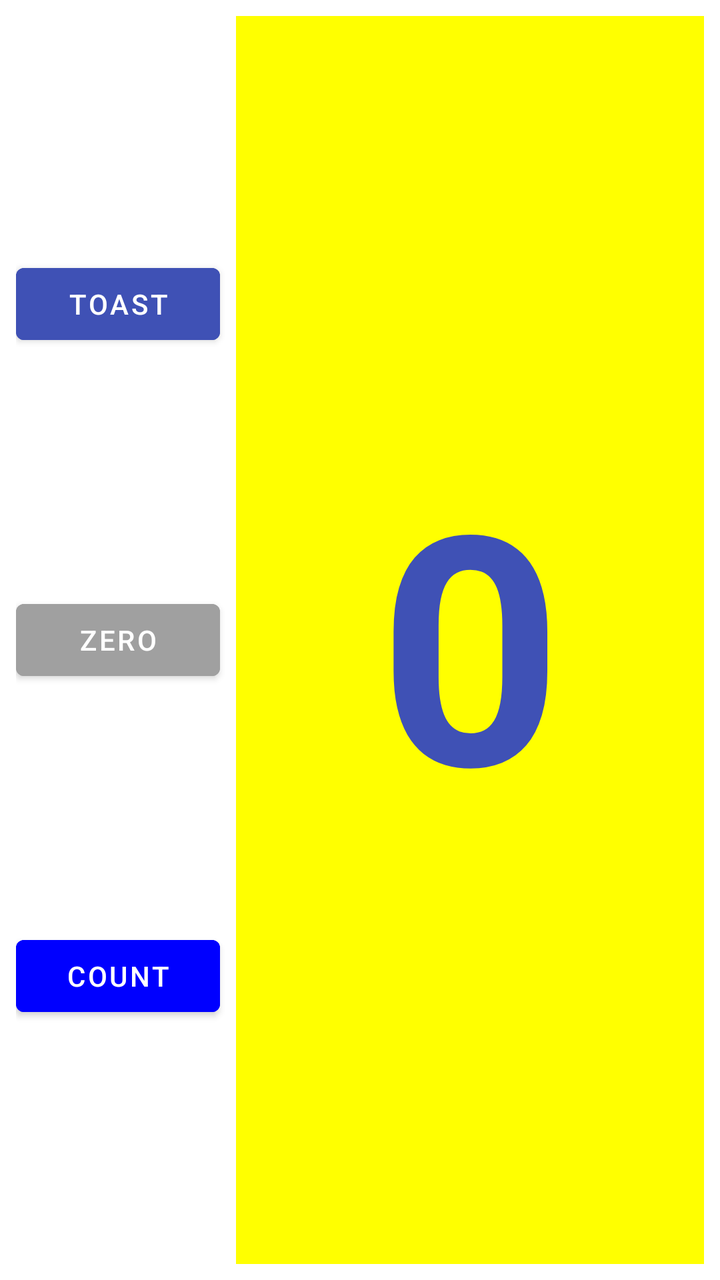
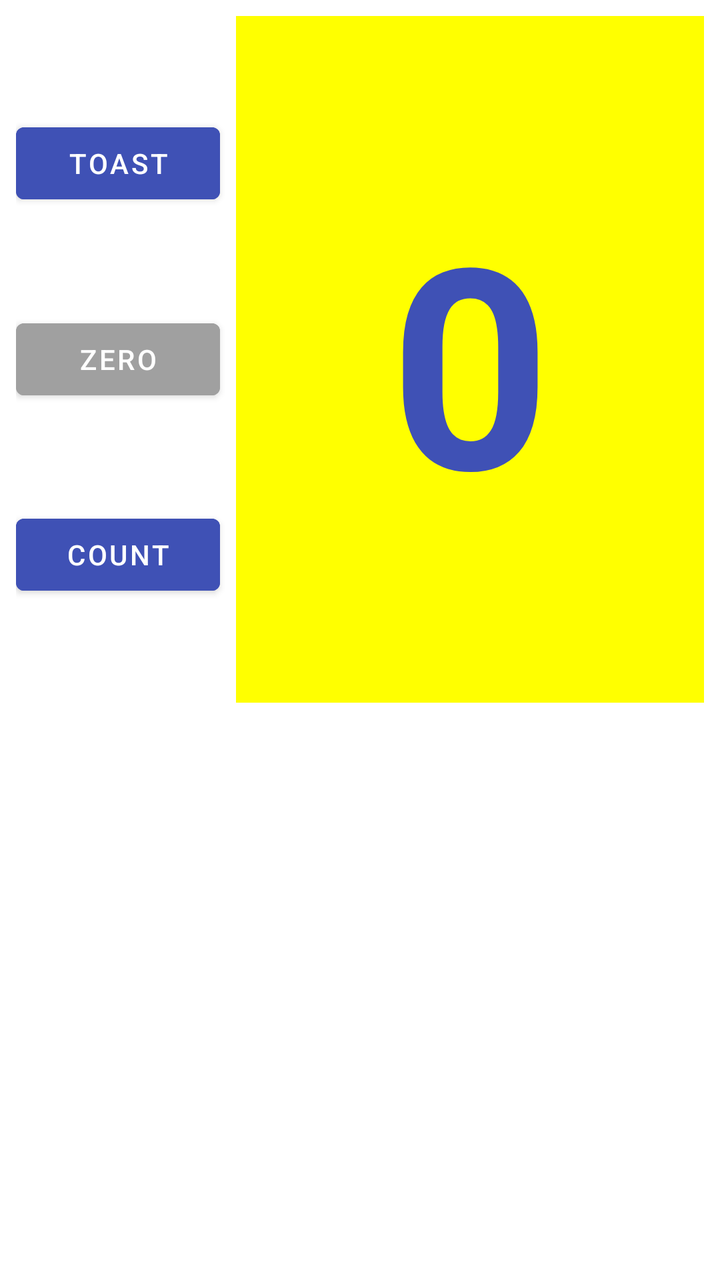

Before-and-after screenshots of an Android layout around one commit, followed by the original layout XML and the change that was made.
<!-- AndroidManifest.xml: application theme Theme.HelloToast -->
<!-- res/layout/activity_main.xml -->
<?xml version="1.0" encoding="utf-8"?>
<androidx.constraintlayout.widget.ConstraintLayout
    xmlns:android="http://schemas.android.com/apk/res/android"
    xmlns:app="http://schemas.android.com/apk/res-auto"
    xmlns:tools="http://schemas.android.com/tools"
    android:id="@+id/main"
    android:layout_width="match_parent"
    android:layout_height="match_parent"
    android:background="#FFFFFF"
    android:padding="8dp"
    tools:context=".MainActivity">

    
    <Button
        android:id="@+id/button_toast"
        android:layout_width="0dp"
        android:layout_height="wrap_content"
        android:layout_marginEnd="8dp"
        android:backgroundTint="#3F51B5"
        android:onClick="show_toast"
        android:text="@string/button_label_toast"
        android:textColor="@android:color/white"
        app:cornerRadius="4dp"
        app:layout_constraintBottom_toTopOf="@+id/button_zero"
        app:layout_constraintEnd_toStartOf="@+id/text_display_count"
        app:layout_constraintStart_toStartOf="parent"
        app:layout_constraintTop_toTopOf="@+id/text_display_count" />

    
    <Button
        android:id="@+id/button_zero"
        android:layout_width="0dp"
        android:layout_height="wrap_content"
        android:layout_marginEnd="8dp"
        android:backgroundTint="#A0A0A0"
        android:onClick="reset_zero"
        android:text="@string/button_label_zero"
        android:textColor="@android:color/white"
        app:cornerRadius="4dp"
        app:layout_constraintBottom_toTopOf="@+id/button_count"
        app:layout_constraintEnd_toStartOf="@+id/text_display_count"
        app:layout_constraintStart_toStartOf="parent"
        app:layout_constraintTop_toBottomOf="@+id/button_toast" />

    
    <Button
        android:id="@+id/button_count"
        android:layout_width="0dp"
        android:layout_height="wrap_content"
        android:layout_marginEnd="8dp"
        android:backgroundTint="#0000FF"
        android:onClick="increase_count"
        android:text="@string/button_label_count"
        android:textColor="@android:color/white"
        app:cornerRadius="4dp"
        app:layout_constraintBottom_toBottomOf="@+id/text_display_count"
        app:layout_constraintEnd_toStartOf="@+id/text_display_count"
        app:layout_constraintStart_toStartOf="parent"
        app:layout_constraintTop_toBottomOf="@+id/button_zero" />

    
    <TextView
        android:id="@+id/text_display_count"
        android:layout_width="0dp"
        android:layout_height="0dp"
        android:background="#FFFF00"
        android:gravity="center"
        android:text="@string/count_initial_value"
        android:textColor="#3F51B5"
        android:textSize="160sp"
        android:textStyle="bold"
        app:layout_constraintBottom_toBottomOf="parent"
        app:layout_constraintEnd_toEndOf="parent"
        app:layout_constraintStart_toEndOf="@+id/button_toast"
        app:layout_constraintTop_toTopOf="parent"
        app:layout_constraintWidth_percent="0.68" />

</androidx.constraintlayout.widget.ConstraintLayout>
<!-- resources referenced by this layout -->
<resources>
  <string name="button_label_count">COUNT</string>
  <string name="button_label_toast">TOAST</string>
  <string name="button_label_zero">ZERO</string>
  <string name="count_initial_value">0</string>
  <style name="Theme.HelloToast" parent="Theme.MaterialComponents.DayNight.DarkActionBar">
          
          <item name="colorPrimary">#3F51B5</item>
          <item name="colorPrimaryDark">#303F9F</item>
          <item name="colorAccent">#FF4081</item>
      </style>
</resources>

<!-- the commit's change to res/layout/activity_main.xml (unified diff, before → after) -->
@@ -9,6 +9,25 @@
     android:background="#FFFFFF"
     android:padding="8dp"
     tools:context=".MainActivity">
+
+    
+    <TextView
+        android:id="@+id/text_display_count"
+        android:layout_width="0dp"
+        android:layout_height="0dp"
+        android:background="#FFFF00"
+        android:gravity="center"
+        android:text="@string/count_initial_value"
+        android:textColor="#3F51B5"
+        android:textSize="140sp"
+        android:textStyle="bold"
+        app:layout_constraintBottom_toBottomOf="parent"
+        app:layout_constraintEnd_toEndOf="parent"
+        app:layout_constraintHeight_percent="0.55"
+        app:layout_constraintStart_toEndOf="@+id/button_toast"
+        app:layout_constraintTop_toTopOf="parent"
+        app:layout_constraintVertical_bias="0.0"
+        app:layout_constraintWidth_percent="0.68" />
 
     
     <Button
@@ -48,7 +67,7 @@
         android:layout_width="0dp"
         android:layout_height="wrap_content"
         android:layout_marginEnd="8dp"
-        android:backgroundTint="#0000FF"
+        android:backgroundTint="#3F51B5"
         android:onClick="increase_count"
         android:text="@string/button_label_count"
         android:textColor="@android:color/white"
@@ -58,21 +77,4 @@
         app:layout_constraintStart_toStartOf="parent"
         app:layout_constraintTop_toBottomOf="@+id/button_zero" />
 
-    
-    <TextView
-        android:id="@+id/text_display_count"
-        android:layout_width="0dp"
-        android:layout_height="0dp"
-        android:background="#FFFF00"
-        android:gravity="center"
-        android:text="@string/count_initial_value"
-        android:textColor="#3F51B5"
-        android:textSize="160sp"
-        android:textStyle="bold"
-        app:layout_constraintBottom_toBottomOf="parent"
-        app:layout_constraintEnd_toEndOf="parent"
-        app:layout_constraintStart_toEndOf="@+id/button_toast"
-        app:layout_constraintTop_toTopOf="parent"
-        app:layout_constraintWidth_percent="0.68" />
-
 </androidx.constraintlayout.widget.ConstraintLayout>
